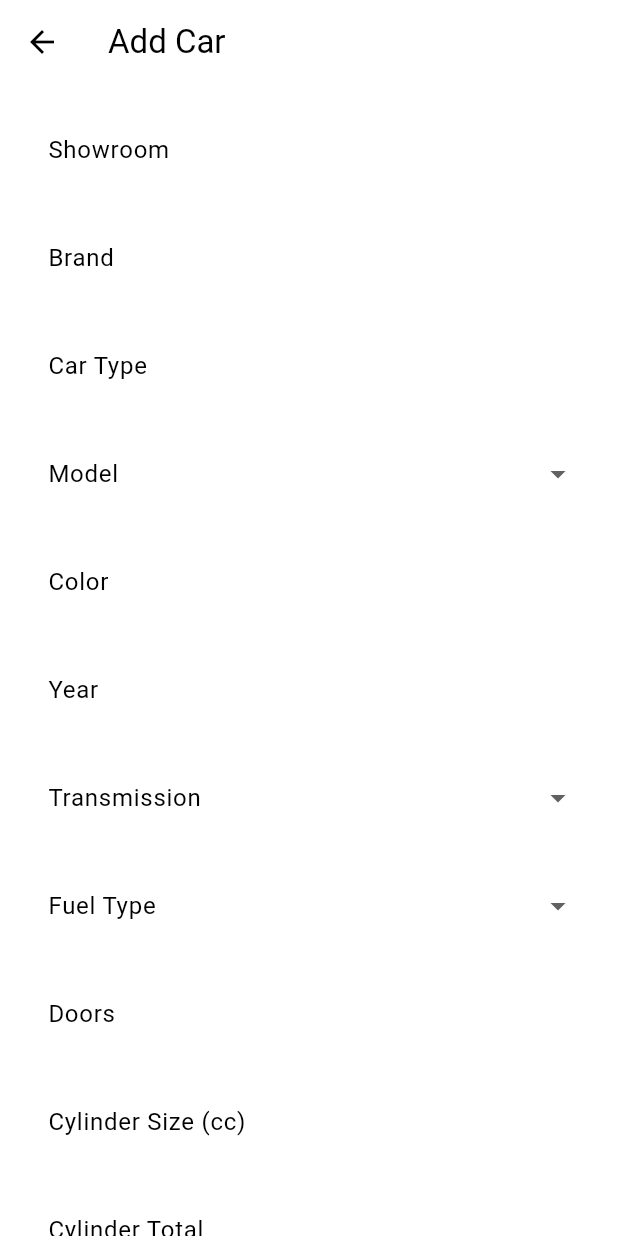
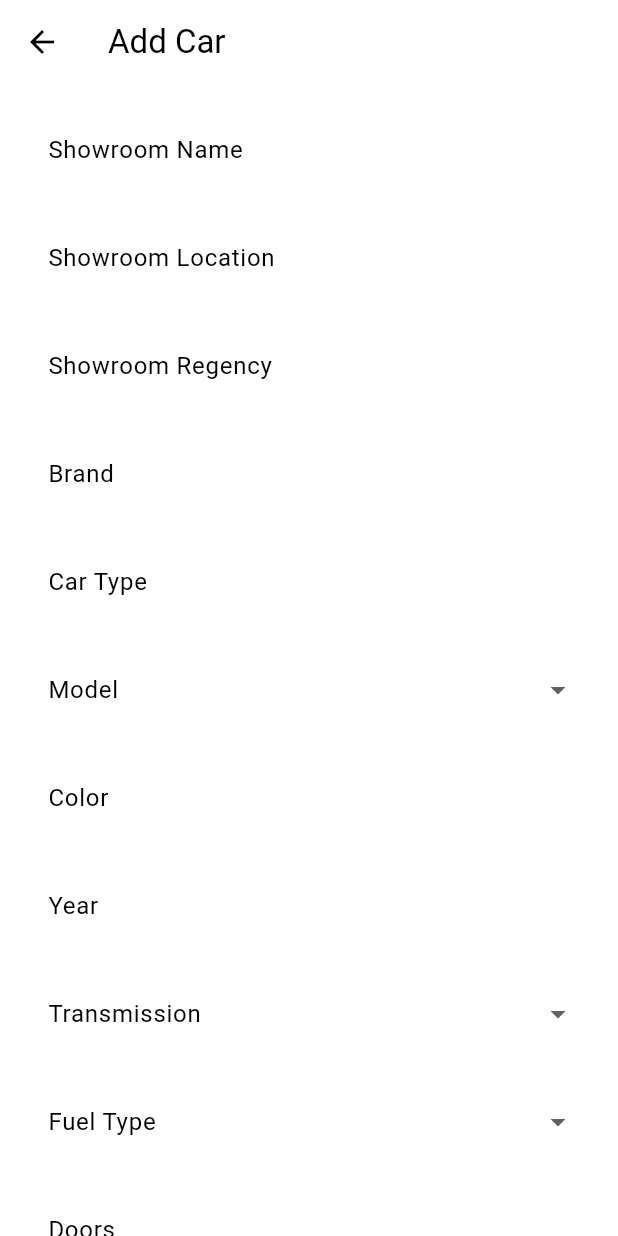
Before and after one commit to CarXpert/CarXpert-mobile, a Flutter app: the AddCarPage screen opened directly, on a phone screen of 412 x 824 dp. Run offline on Flutter 3.47's test engine with Material 3 defaults, Android fonts, the phone set to English and light mode, and no system bars; missing offline and left inert: pbp_django_auth.

Commit message:
working add car func

```diff
--- /dev/null
+++ b/lib/models/showroomlist.dart
@@ -0,0 +1,53 @@
+// To parse this JSON data, do
+//
+//     final showroomEntry = showroomEntryFromJson(jsonString);
+
+import 'dart:convert';
+
+ShowroomEntry showroomEntryFromJson(String str) => ShowroomEntry.fromJson(json.decode(str));
+
+String showroomEntryToJson(ShowroomEntry data) => json.encode(data.toJson());
+
+class ShowroomEntry {
+    List<Showroom> showrooms;
+
+    ShowroomEntry({
+        required this.showrooms,
+    });
+
+    factory ShowroomEntry.fromJson(Map<String, dynamic> json) => ShowroomEntry(
+        showrooms: List<Showroom>.from(json["showrooms"].map((x) => Showroom.fromJson(x))),
+    );
+
+    Map<String, dynamic> toJson() => {
+        "showrooms": List<dynamic>.from(showrooms.map((x) => x.toJson())),
+    };
+}
+
+class Showroom {
+    String id;
+    String showroomName;
+    String showroomLocation;
+    String showroomRegency;
+
+    Showroom({
+        required this.id,
+        required this.showroomName,
+        required this.showroomLocation,
+        required this.showroomRegency,
+    });
+
+    factory Showroom.fromJson(Map<String, dynamic> json) => Showroom(
+        id: json["id"],
+        showroomName: json["showroom_name"],
+        showroomLocation: json["showroom_location"],
+        showroomRegency: json["showroom_regency"],
+    );
+
+    Map<String, dynamic> toJson() => {
+        "id": id,
+        "showroom_name": showroomName,
+        "showroom_location": showroomLocation,
+        "showroom_regency": showroomRegency,
+    };
+}
--- a/lib/screens/mainpage/addcar.dart
+++ b/lib/screens/mainpage/addcar.dart
@@ -1,4 +1,4 @@
-// car_xpert/screens/mainpage/addcar.dart
+// lib/screens/mainpage/addcar.dart
 import 'package:flutter/material.dart';
 import 'package:provider/provider.dart';
 import 'package:pbp_django_auth/pbp_django_auth.dart';
@@ -14,7 +14,10 @@ class _AddCarPageState extends State<AddCarPage> {
   final _formKey = GlobalKey<FormState>();
 
   // Kontroler untuk setiap field
-  final TextEditingController _showroomController = TextEditingController();
+  final TextEditingController _showroomNameController = TextEditingController();
+  final TextEditingController _showroomLocationController = TextEditingController();
+  final TextEditingController _showroomRegencyController = TextEditingController();
+
   final TextEditingController _brandController = TextEditingController();
   final TextEditingController _carTypeController = TextEditingController(); // Ubah jadi text field
   String? _model; // Dropdown
@@ -38,7 +41,6 @@ class _AddCarPageState extends State<AddCarPage> {
   final TextEditingController _totalLevyController = TextEditingController();
 
   // Data untuk dropdown
-  // Karena car_type sudah menjadi input bebas, kita tidak perlu _carTypes lagi.
   final List<String> _models = [
     'SEDAN',
     'SUV',
@@ -80,6 +82,13 @@ class _AddCarPageState extends State<AddCarPage> {
     }
   }
 
+  // Fungsi untuk memformat tanggal ke 'YYYY-MM-DD'
+  String _formatDateForDjango(DateTime date) {
+    return '${date.year.toString().padLeft(4, '0')}-'
+           '${date.month.toString().padLeft(2, '0')}-'
+           '${date.day.toString().padLeft(2, '0')}';
+  }
+
   // Fungsi untuk menambahkan mobil
   void _addCar() async {
     if (_formKey.currentState!.validate()) {
@@ -91,8 +100,11 @@ class _AddCarPageState extends State<AddCarPage> {
       }
 
       final request = context.read<CookieRequest>();
+      // Pastikan kita mengirim showroom_name, showroom_location, showroom_regency
       final response = await request.post("http://127.0.0.1:8000/add_car/", {
-        'showroom': _showroomController.text,
+        'showroom_name': _showroomNameController.text,
+        'showroom_location': _showroomLocationController.text,
+        'showroom_regency': _showroomRegencyController.text,
         'brand': _brandController.text,
         'car_type': _carTypeController.text, // Ambil dari text field
         'model': _model!,
@@ -110,22 +122,33 @@ class _AddCarPageState extends State<AddCarPage> {
         'price_credit': _priceCreditController.text,
         'pkb_value': _pkbValueController.text,
         'pkb_base': _pkbBaseController.text,
-        'stnk_date': _stnkDate!.toIso8601String(),
-        'levy_date': _levyDate!.toIso8601String(),
+        'stnk_date': _formatDateForDjango(_stnkDate!),
+        'levy_date': _formatDateForDjango(_levyDate!),
         'swdkllj': _swdklljController.text,
         'total_levy': _totalLevyController.text,
-        'created_at': DateTime.now().toIso8601String(),
-        'updated_at': DateTime.now().toIso8601String(),
       });
 
-      if (response['status'] == 'success') {
+      if (response['success'] == true) {
         ScaffoldMessenger.of(context).showSnackBar(
           const SnackBar(content: Text("Mobil berhasil ditambahkan.")),
         );
         Navigator.pop(context);
       } else {
+        // Tampilkan pesan error yang lebih spesifik jika tersedia
+        String errorMessage = "Terjadi kesalahan";
+        if (response['error'] != null) {
+          errorMessage = response['error'];
+        } else if (response['errors'] != null) {
+          // Jika ada error dari form Django, tampilkan semua error
+          Map<String, dynamic> errors = response['errors'];
+          List<String> errorList = [];
+          errors.forEach((key, value) {
+            errorList.add("$key: ${value.join(', ')}");
+          });
+          errorMessage = errorList.join('\n');
+        }
         ScaffoldMessenger.of(context).showSnackBar(
-          SnackBar(content: Text("Gagal menambahkan mobil: ${response['message']}")),
+          SnackBar(content: Text("Gagal menambahkan mobil: $errorMessage")),
         );
       }
     }
@@ -143,16 +166,48 @@ class _AddCarPageState extends State<AddCarPage> {
           key: _formKey,
           child: Column(
             children: [
-              // Showroom
+              // Showroom Name
               TextFormField(
-                controller: _showroomController,
+                controller: _showroomNameController,
                 decoration: const InputDecoration(
-                  labelText: 'Showroom',
+                  labelText: 'Showroom Name',
                   border: OutlineInputBorder(),
                 ),
                 validator: (value) {
                   if (value == null || value.isEmpty) {
-                    return 'Showroom tidak boleh kosong';
+                    return 'Showroom Name tidak boleh kosong';
+                  }
+                  return null;
+                },
+              ),
+              const SizedBox(height: 16.0),
+
+              // Showroom Location
+              TextFormField(
+                controller: _showroomLocationController,
+                decoration: const InputDecoration(
+                  labelText: 'Showroom Location',
+                  border: OutlineInputBorder(),
+                ),
+                validator: (value) {
+                  if (value == null || value.isEmpty) {
+                    return 'Showroom Location tidak boleh kosong';
+                  }
+                  return null;
+                },
+              ),
+              const SizedBox(height: 16.0),
+
+              // Showroom Regency
+              TextFormField(
+                controller: _showroomRegencyController,
+                decoration: const InputDecoration(
+                  labelText: 'Showroom Regency',
+                  border: OutlineInputBorder(),
+                ),
+                validator: (value) {
+                  if (value == null || value.isEmpty) {
+                    return 'Showroom Regency tidak boleh kosong';
                   }
                   return null;
                 },
@@ -175,7 +230,7 @@ class _AddCarPageState extends State<AddCarPage> {
               ),
               const SizedBox(height: 16.0),
 
-              // Car Type -> Sekarang TextField bebas
+              // Car Type -> Jadi input bebas
               TextFormField(
                 controller: _carTypeController,
                 decoration: const InputDecoration(
@@ -405,7 +460,7 @@ class _AddCarPageState extends State<AddCarPage> {
               TextFormField(
                 controller: _priceCashController,
                 decoration: const InputDecoration(
-                  labelText: 'Price Cash (\$)',
+                  labelText: 'Price Cash',
                   border: OutlineInputBorder(),
                 ),
                 keyboardType: TextInputType.number,
@@ -425,7 +480,7 @@ class _AddCarPageState extends State<AddCarPage> {
               TextFormField(
                 controller: _priceCreditController,
                 decoration: const InputDecoration(
-                  labelText: 'Price Credit (\$)',
+                  labelText: 'Price Credit',
                   border: OutlineInputBorder(),
                 ),
                 keyboardType: TextInputType.number,
@@ -488,7 +543,7 @@ class _AddCarPageState extends State<AddCarPage> {
                     child: Text(
                       _stnkDate == null
                           ? 'STNK Expiry Date: Not selected'
-                          : 'STNK Expiry Date: ${_formatDate(_stnkDate!)}',
+                          : 'STNK Expiry Date: ${_formatDateForDjango(_stnkDate!)}',
                     ),
                   ),
                   ElevatedButton(
@@ -506,7 +561,7 @@ class _AddCarPageState extends State<AddCarPage> {
                     child: Text(
                       _levyDate == null
                           ? 'Levy Expiry Date: Not selected'
-                          : 'Levy Expiry Date: ${_formatDate(_levyDate!)}',
+                          : 'Levy Expiry Date: ${_formatDateForDjango(_levyDate!)}',
                     ),
                   ),
                   ElevatedButton(
@@ -569,15 +624,12 @@ class _AddCarPageState extends State<AddCarPage> {
     );
   }
 
-  // Fungsi untuk memformat tanggal
-  String _formatDate(DateTime date) {
-    return '${date.day.toString().padLeft(2, '0')}-${date.month.toString().padLeft(2, '0')}-${date.year}';
-  }
-
   @override
   void dispose() {
     // Dispose semua controller
-    _showroomController.dispose();
+    _showroomNameController.dispose();
+    _showroomLocationController.dispose();
+    _showroomRegencyController.dispose();
     _brandController.dispose();
     _carTypeController.dispose();
     _colorController.dispose();
--- a/lib/screens/mainpage/homescreen.dart
+++ b/lib/screens/mainpage/homescreen.dart
@@ -97,7 +97,7 @@ class _HomeScreenState extends State<HomeScreen> {
   // Fungsi untuk menghapus mobil
   // Future<void> _deleteCar(String carId) async {
   //   final request = context.read<CookieRequest>();
-  //   final deleteUrl = 'http://127.0.0.1:8000/main/delete_car/$carId/';
+  //   final deleteUrl = 'http:main/delete_car/$carId/';
 
   //   final response = await request.delete(deleteUrl, {});
 
```
Also changed, not shown: lib/screens/detailcar/detailcar.dart (+50 -19 lines).
